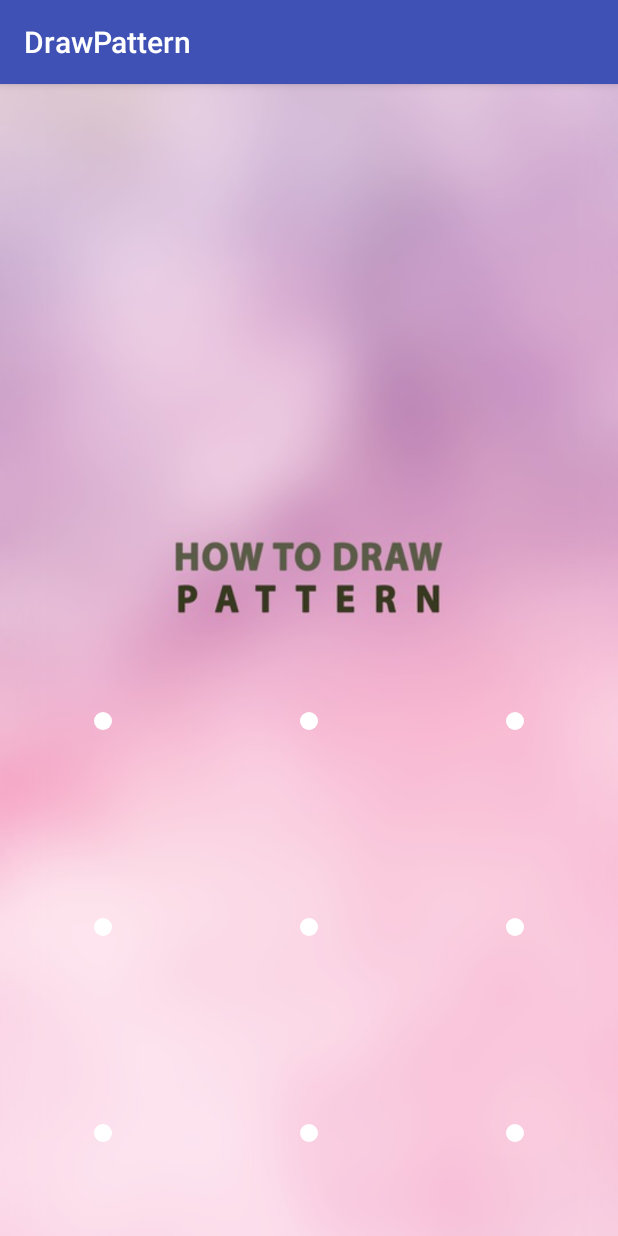
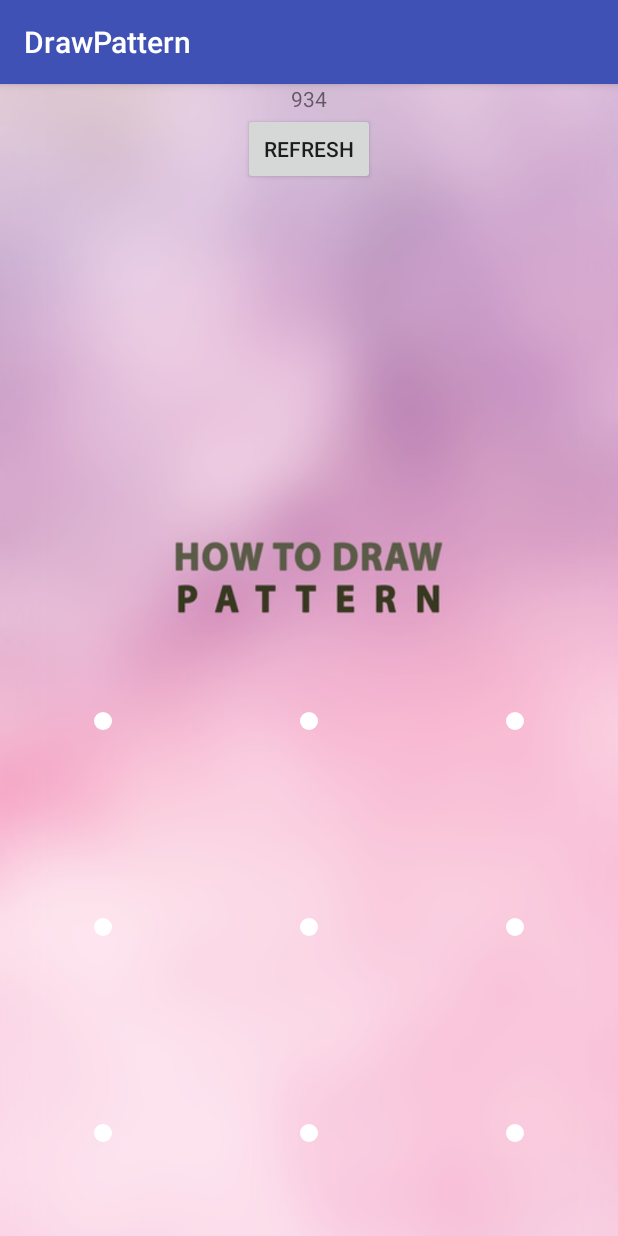
Before and after one commit to CTT535/Mobile_Project_1, an Android app: the screen it shows after launch (MainActivity), on a phone screen of 412 x 824 dp. Run offline under Robolectric (Android 15) with nearby library versions, the phone set to English and light mode, and no system bars.

Commit message:
Update draw pattern

```diff
--- a/SourceCode/app/src/main/java/hcmus/angtonyvincent/drawpattern/MainActivity.java
+++ b/SourceCode/app/src/main/java/hcmus/angtonyvincent/drawpattern/MainActivity.java
@@ -3,35 +3,80 @@ package hcmus.angtonyvincent.drawpattern;
 import android.os.Bundle;
 import android.support.v7.app.AppCompatActivity;
 import android.util.Log;
+import android.view.View;
+import android.widget.Button;
+import android.widget.TextView;
 
+import java.util.ArrayList;
+import java.util.Collections;
 import java.util.List;
 
 public class MainActivity extends AppCompatActivity {
-    private String CorrectPattern = "123";
+
+    Button refresh;
+    TextView instruction;
+    private String correctPattern;
     private MaterialLockView materialLockView;
 
     @Override
     protected void onCreate(Bundle savedInstanceState) {
         super.onCreate(savedInstanceState);
+
         setContentView(R.layout.activity_main);
+
+        instruction = (TextView) findViewById(R.id.textViewInstruction);
+
+        refresh = (Button) findViewById(R.id.buttonRefresh);
+        refresh.setOnClickListener(new View.OnClickListener() {
+            @Override
+            public void onClick(View v) {
+                newPattern();
+            }
+        });
+
+        newPattern();
+
         materialLockView = (MaterialLockView) findViewById(R.id.pattern);
-
         materialLockView.setOnPatternListener(new MaterialLockView.OnPatternListener() {
             @Override
             public void onPatternDetected(List<MaterialLockView.Cell> pattern, String SimplePattern) {
                 Log.e("SimplePattern", SimplePattern);
-                if (!SimplePattern.equals(CorrectPattern)) {
+                if (SimplePattern.equals(correctPattern)) {
 
-                    materialLockView.setDisplayMode(MaterialLockView.DisplayMode.Wrong);
-                    // materialLockView.clearPattern();
+                    materialLockView.setDisplayMode(MaterialLockView.DisplayMode.Correct);
+
+                    newPattern();
 
                 } else {
 
-                    materialLockView.setDisplayMode(MaterialLockView.DisplayMode.Correct);
+                    materialLockView.setDisplayMode(MaterialLockView.DisplayMode.Wrong);
 
                 }
                 super.onPatternDetected(pattern, SimplePattern);
             }
         });
     }
+
+    public void newPattern() {
+        correctPattern = randomPattern();
+        instruction.setText(correctPattern);
+    }
+
+    public String randomPattern() {
+        String result = "";
+
+        ArrayList<Integer> list = new ArrayList<Integer>();
+
+        for (int i = 1; i < 10; i++) {
+            list.add(new Integer(i));
+        }
+
+        Collections.shuffle(list);
+
+        for (int i = 0; i < 3; i++) {
+            result += list.get(i).toString();
+        }
+
+        return result;
+    }
 }
--- a/SourceCode/app/src/main/res/layout/activity_main.xml
+++ b/SourceCode/app/src/main/res/layout/activity_main.xml
@@ -16,4 +16,20 @@
         lockview:WRONG_COLOR="#ff0000"
         lockview:CORRECT_COLOR="#00ff00"/>
 
+    <TextView
+        android:id="@+id/textViewInstruction"
+        android:layout_width="wrap_content"
+        android:layout_height="wrap_content"
+        android:text="Correct Pattern"
+        android:layout_alignParentTop="true"
+        android:layout_centerHorizontal="true" />
+
+    <Button
+        android:id="@+id/buttonRefresh"
+        android:layout_width="wrap_content"
+        android:layout_height="wrap_content"
+        android:text="Refresh"
+        android:layout_below="@+id/textViewInstruction"
+        android:layout_centerHorizontal="true" />
+
 </RelativeLayout>
--- a/SourceCode/build.gradle
+++ b/SourceCode/build.gradle
@@ -5,7 +5,7 @@ buildscript {
         jcenter()
     }
     dependencies {
-        classpath 'com.android.tools.build:gradle:2.3.0'
+        classpath 'com.android.tools.build:gradle:2.3.1'
 
         // NOTE: Do not place your application dependencies here; they belong
         // in the individual module build.gradle files
```
